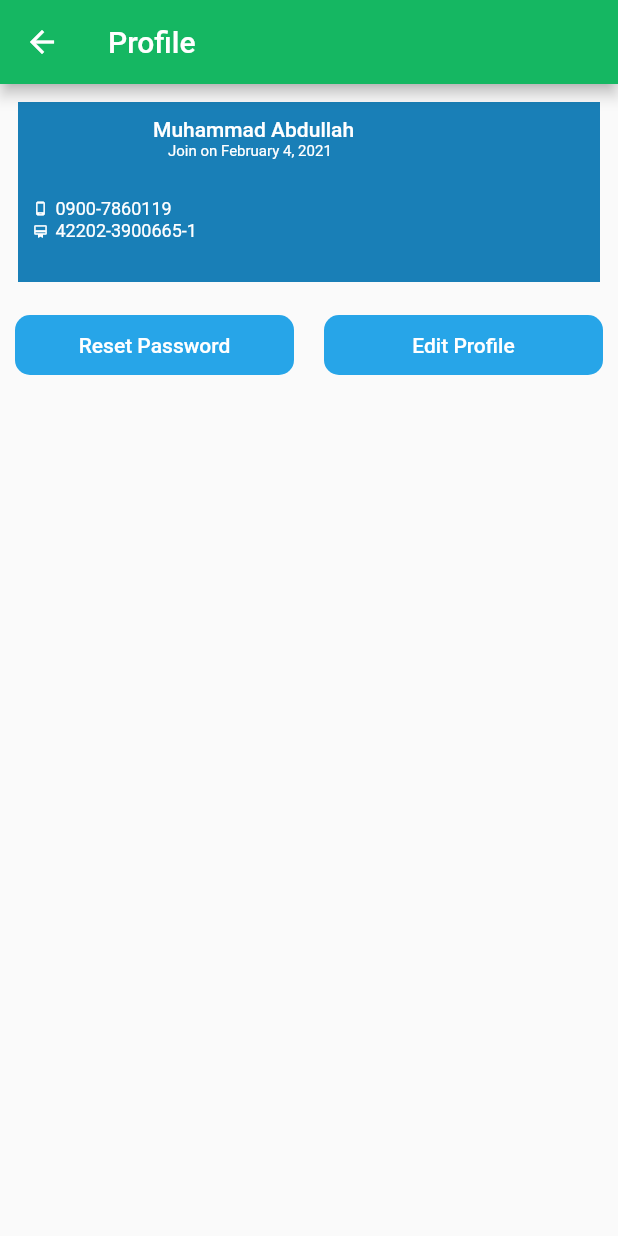
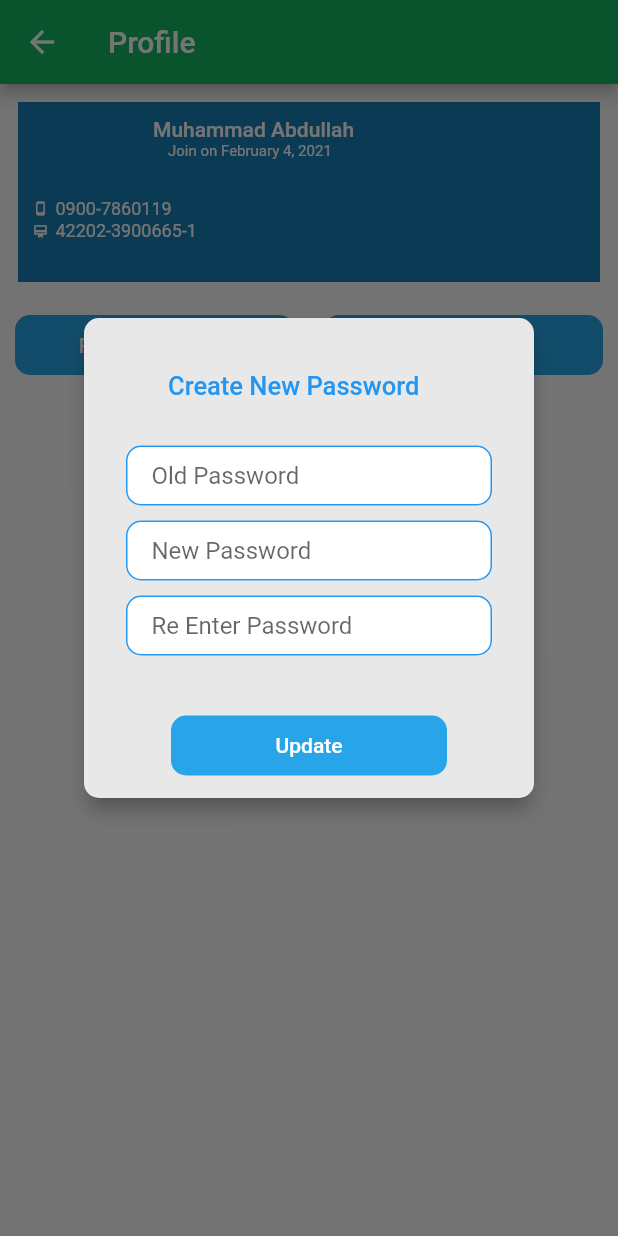
Before and after one commit to Visiomate/SBPComplaintApp, a Flutter app: the ProfilePage screen opened directly, after a tap on "Reset Password", on a phone screen of 412 x 824 dp. Run offline on Flutter 3.47's test engine with Material 2 defaults, Android fonts, the phone set to English and light mode, and no system bars; our stand-ins replace dio, email_validator, otp_text_field, shared_preferences; accounts and stored records are empty.

Commit message:
UI setting complete pages and diloge

```diff
--- a/lib/pages/profile_page.dart
+++ b/lib/pages/profile_page.dart
@@ -1,6 +1,7 @@
 import 'package:flutter/material.dart';
 import 'package:sbp_complaints_management/pages/edit_profile.dart';
 import 'package:sbp_complaints_management/utils/components/button.dart';
+import 'package:sbp_complaints_management/utils/new_pass_dialog.dart';
 
 class ProfilePage extends StatefulWidget {
   @override
@@ -152,9 +153,11 @@ class ProfileBody extends StatelessWidget {
                         padding: const EdgeInsets.only(left: 10.0, right: 10.0),
                         child: Button(
                           onPress: () {
-                            // Navigator.of(context).pushReplacement(
-                            //     MaterialPageRoute(
-                            //         builder: (context) => Home()));
+                            showDialog(
+                                context: context,
+                                builder: (context) {
+                                  return NewPassDialoge();
+                                });
                           },
                           text: 'Reset Password',
                           color: Color.fromRGBO(39, 165, 232, 1),
--- a/lib/pages/register_complain.dart
+++ b/lib/pages/register_complain.dart
@@ -442,7 +442,7 @@ class _RegisterComplainState extends State<RegisterComplain> {
                                   child: Row(
                                     children: [
                                       Container(
-                                        height: 40,
+                                        height: 33,
                                         width: 100,
                                         decoration: BoxDecoration(
                                           color: Color.fromRGBO(21, 183, 98, 1),
@@ -456,6 +456,7 @@ class _RegisterComplainState extends State<RegisterComplain> {
                                             Icon(
                                               Icons.attach_file,
                                               color: Colors.white,
+                                              size: 16,
                                             ),
                                             Text(
                                               'Attach',
--- a/lib/utils/components/notification_card.dart
+++ b/lib/utils/components/notification_card.dart
@@ -20,7 +20,7 @@ class NotificationCard extends StatelessWidget {
   @override
   Widget build(BuildContext context) {
     return Container(
-      height: 120,
+      height: 90,
       child: Card(
         shape: brdrRad,
         color: color,
--- /dev/null
+++ b/lib/utils/new_pass_dialog.dart
@@ -0,0 +1,141 @@
+import 'package:flutter/material.dart';
+import 'package:sbp_complaints_management/utils/components/button.dart';
+import 'package:sbp_complaints_management/utils/components/text_fields.dart';
+
+class NewPassDialoge extends StatefulWidget {
+  @override
+  _NewPassDialogeState createState() => _NewPassDialogeState();
+}
+
+class _NewPassDialogeState extends State<NewPassDialoge> {
+  TextEditingController oldPassInputController;
+  TextEditingController newPasswordInputController;
+  TextEditingController reEnterpasswordInputController;
+  final GlobalKey<FormState> _popUpFormKey = GlobalKey<FormState>();
+
+  @override
+  initState() {
+    oldPassInputController = new TextEditingController();
+    newPasswordInputController = new TextEditingController();
+    reEnterpasswordInputController = new TextEditingController();
+
+    super.initState();
+  }
+
+  @override
+  Widget build(BuildContext context) {
+    // SizeConfig().init(context);
+    return Container(
+      height: 300,
+      padding: EdgeInsets.fromLTRB(0, 0, 0, 80),
+      decoration: BoxDecoration(
+        borderRadius: BorderRadius.circular(50),
+      ),
+      child: Column(
+        mainAxisAlignment: MainAxisAlignment.center,
+        children: [
+          Container(
+            child: Dialog(
+              shape: RoundedRectangleBorder(
+                borderRadius: BorderRadius.circular(15),
+              ),
+              elevation: 5,
+              backgroundColor: Colors.transparent,
+              child: dialogeContent(context),
+            ),
+          ),
+        ],
+      ),
+    );
+  }
+
+  dialogeContent(BuildContext context) {
+    return Column(
+      mainAxisAlignment: MainAxisAlignment.center,
+      children: [
+        Container(
+          padding: EdgeInsets.fromLTRB(0, 0, 0, 0),
+          height: 320,
+          width: 300,
+          decoration: BoxDecoration(
+            color: Color.fromRGBO(232, 232, 232, 1),
+            borderRadius: BorderRadius.circular(10),
+          ),
+          child: Container(
+            padding: EdgeInsets.all(8),
+            child: Column(
+              mainAxisAlignment: MainAxisAlignment.center,
+              children: [
+                Container(
+                  padding: EdgeInsets.fromLTRB(48, 20, 30, 30),
+                  child: Row(
+                    children: [
+                      Text(
+                        'Create New Password',
+                        style: TextStyle(
+                            color: Colors.blue,
+                            fontSize: 17,
+                            fontWeight: FontWeight.w500),
+                      )
+                    ],
+                  ),
+                ),
+                Container(
+                  padding: EdgeInsets.fromLTRB(20, 0, 20, 0),
+                  child: Form(
+                      key: _popUpFormKey,
+                      child: Column(
+                        children: [
+                          CustomTextField(
+                            brdrside: OutlineInputBorder(
+                              borderSide: BorderSide(color: Colors.blue),
+                              borderRadius: BorderRadius.circular(10.0),
+                            ),
+                            controller: oldPassInputController,
+                            hintText: 'Old Password',
+                          ),
+                          SizedBox(height: 10),
+                          CustomTextField(
+                            brdrside: OutlineInputBorder(
+                              borderSide: BorderSide(color: Colors.blue),
+                              borderRadius: BorderRadius.circular(10.0),
+                            ),
+                            controller: newPasswordInputController,
+                            hintText: 'New Password',
+                          ),
+                          SizedBox(height: 10),
+                          CustomTextField(
+                            brdrside: OutlineInputBorder(
+                              borderSide: BorderSide(color: Colors.blue),
+                              borderRadius: BorderRadius.circular(10.0),
+                            ),
+                            controller: reEnterpasswordInputController,
+                            hintText: 'Re Enter Password',
+                          ),
+                          Container(
+                            padding: EdgeInsets.fromLTRB(30, 30, 30, 0),
+                            child: Button(
+                              onPress: () {
+                                // if (_popUpFormKey.currentState.validate()) {
+                                // Navigator.of(context).pushReplacement(
+                                //   MaterialPageRoute(
+                                //     builder: (context) => Home(),
+                                //   ),
+                                // );
+                                //  }
+                              },
+                              text: 'Update',
+                              color: Color.fromRGBO(39, 165, 232, 1),
+                            ),
+                          ),
+                        ],
+                      )),
+                ),
+              ],
+            ),
+          ),
+        ),
+      ],
+    );
+  }
+}
```
Also changed, not shown: lib/pages/complaint_detail.dart (+79 -23 lines), lib/pages/notification_page.dart (+70 -1 lines).
